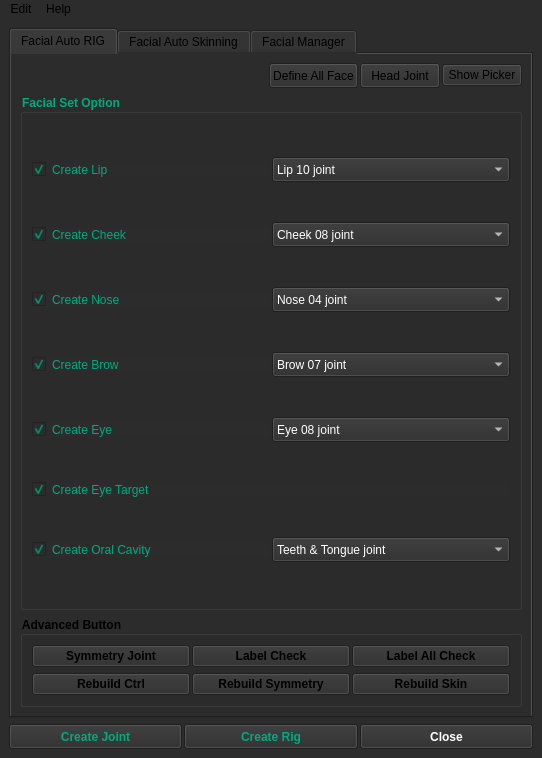
Above: Maya_Modules/Modules/FaceRigger/ui/Facial_Rig.ui from wevet/MAYA_Module before the change. Below: the same form after it.
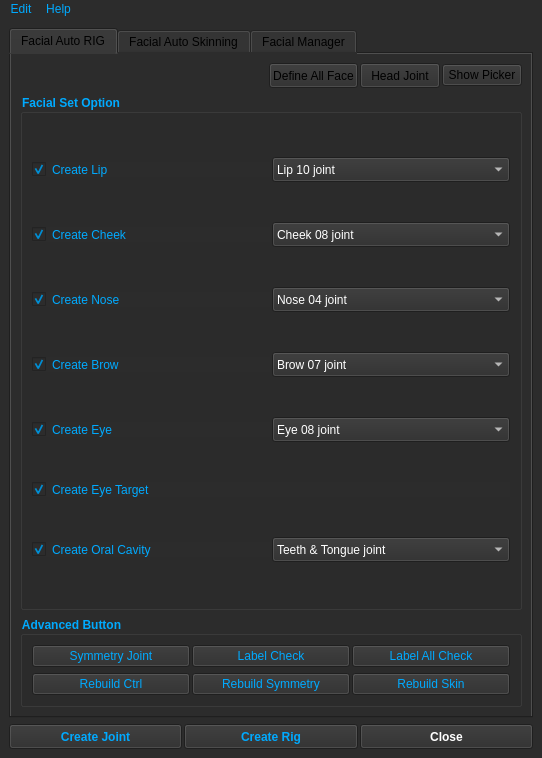
That is the form after the change.

The edit to the form file:
```diff
--- a/Maya_Modules/Modules/FaceRigger/ui/Facial_Rig.ui
+++ b/Maya_Modules/Modules/FaceRigger/ui/Facial_Rig.ui
@@ -151,7 +151,7 @@
                <color alpha="255">
                 <red>0</red>
                 <green>170</green>
-                <blue>127</blue>
+                <blue>255</blue>
                </color>
               </brush>
              </colorrole>
@@ -169,7 +169,7 @@
                <color alpha="255">
                 <red>0</red>
                 <green>170</green>
-                <blue>127</blue>
+                <blue>255</blue>
                </color>
               </brush>
              </colorrole>
@@ -178,7 +178,7 @@
                <color alpha="255">
                 <red>0</red>
                 <green>170</green>
-                <blue>127</blue>
+                <blue>255</blue>
                </color>
               </brush>
              </colorrole>
@@ -216,7 +216,7 @@
                <color alpha="255">
                 <red>0</red>
                 <green>170</green>
-                <blue>127</blue>
+                <blue>255</blue>
                </color>
               </brush>
              </colorrole>
@@ -234,7 +234,7 @@
                <color alpha="255">
                 <red>0</red>
                 <green>170</green>
-                <blue>127</blue>
+                <blue>255</blue>
                </color>
               </brush>
              </colorrole>
@@ -243,7 +243,7 @@
                <color alpha="255">
                 <red>0</red>
                 <green>170</green>
-                <blue>127</blue>
+                <blue>255</blue>
                </color>
               </brush>
              </colorrole>
@@ -281,7 +281,7 @@
                <color alpha="255">
                 <red>0</red>
                 <green>170</green>
-                <blue>127</blue>
+                <blue>255</blue>
                </color>
               </brush>
              </colorrole>
@@ -299,7 +299,7 @@
                <color alpha="255">
                 <red>0</red>
                 <green>170</green>
-                <blue>127</blue>
+                <blue>255</blue>
                </color>
               </brush>
              </colorrole>
@@ -308,7 +308,7 @@
                <color alpha="255">
                 <red>0</red>
                 <green>170</green>
-                <blue>127</blue>
+                <blue>255</blue>
                </color>
               </brush>
              </colorrole>
@@ -349,7 +349,7 @@
            </font>
           </property>
           <property name="styleSheet">
-           <string notr="true">color: rgb(0, 170, 127);
+           <string notr="true">color:rgb(0, 170, 255);
 border-color: rgb(255, 255, 255);
 selection-background-color: rgb(255, 85, 0);</string>
           </property>
@@ -381,7 +381,7 @@
                     <color alpha="255">
                      <red>0</red>
                      <green>170</green>
-                     <blue>127</blue>
+                     <blue>255</blue>
                     </color>
                    </brush>
                   </colorrole>
@@ -399,7 +399,7 @@
                     <color alpha="255">
                      <red>0</red>
                      <green>170</green>
-                     <blue>127</blue>
+                     <blue>255</blue>
                     </color>
                    </brush>
                   </colorrole>
@@ -408,7 +408,7 @@
                     <color alpha="255">
                      <red>0</red>
                      <green>170</green>
-                     <blue>127</blue>
+                     <blue>255</blue>
                     </color>
                    </brush>
                   </colorrole>
@@ -446,7 +446,7 @@
                     <color alpha="255">
                      <red>0</red>
                      <green>170</green>
-                     <blue>127</blue>
+                     <blue>255</blue>
                     </color>
                    </brush>
                   </colorrole>
@@ -464,7 +464,7 @@
                     <color alpha="255">
                      <red>0</red>
                      <green>170</green>
-                     <blue>127</blue>
+                     <blue>255</blue>
                     </color>
                    </brush>
                   </colorrole>
@@ -473,7 +473,7 @@
                     <color alpha="255">
                      <red>0</red>
                      <green>170</green>
-                     <blue>127</blue>
+                     <blue>255</blue>
                     </color>
                    </brush>
                   </colorrole>
@@ -511,7 +511,7 @@
                     <color alpha="255">
                      <red>0</red>
                      <green>170</green>
-                     <blue>127</blue>
+                     <blue>255</blue>
                     </color>
                    </brush>
                   </colorrole>
@@ -529,7 +529,7 @@
                     <color alpha="255">
                      <red>0</red>
                      <green>170</green>
-                     <blue>127</blue>
+                     <blue>255</blue>
                     </color>
                    </brush>
                   </colorrole>
@@ -538,7 +538,7 @@
                     <color alpha="255">
                      <red>0</red>
                      <green>170</green>
-                     <blue>127</blue>
+                     <blue>255</blue>
                     </color>
                    </brush>
                   </colorrole>
@@ -572,8 +572,11 @@
                  </disabled>
                 </palette>
                </property>
+               <property name="autoFillBackground">
+                <bool>false</bool>
+               </property>
                <property name="styleSheet">
-                <string notr="true">selection-background-color: rgb(255, 85, 0);</string>
+                <string notr="true">color:rgb(0, 170, 255);</string>
                </property>
                <property name="text">
                 <string>Create Lip</string>
@@ -650,7 +653,7 @@
                     <color alpha="255">
                      <red>0</red>
                      <green>170</green>
-                     <blue>127</blue>
+                     <blue>255</blue>
                     </color>
                    </brush>
                   </colorrole>
@@ -668,7 +671,7 @@
                     <color alpha="255">
                      <red>0</red>
                      <green>170</green>
-                     <blue>127</blue>
+                     <blue>255</blue>
                     </color>
                    </brush>
                   </colorrole>
@@ -677,7 +680,7 @@
                     <color alpha="255">
                      <red>0</red>
                      <green>170</green>
-                     <blue>127</blue>
+                     <blue>255</blue>
                     </color>
                    </brush>
                   </colorrole>
@@ -715,7 +718,7 @@
                     <color alpha="255">
                      <red>0</red>
                      <green>170</green>
-                     <blue>127</blue>
+                     <blue>255</blue>
                     </color>
                    </brush>
                   </colorrole>
@@ -733,7 +736,7 @@
                     <color alpha="255">
                      <red>0</red>
                      <green>170</green>
-                     <blue>127</blue>
+                     <blue>255</blue>
                     </color>
                    </brush>
                   </colorrole>
@@ -742,7 +745,7 @@
                     <color alpha="255">
                      <red>0</red>
                      <green>170</green>
-                     <blue>127</blue>
+                     <blue>255</blue>
                     </color>
                    </brush>
                   </colorrole>
@@ -780,7 +783,7 @@
                     <color alpha="255">
                      <red>0</red>
                      <green>170</green>
-                     <blue>127</blue>
+                     <blue>255</blue>
                     </color>
                    </brush>
                   </colorrole>
@@ -798,7 +801,7 @@
                     <color alpha="255">
                      <red>0</red>
                      <green>170</green>
-                     <blue>127</blue>
+                     <blue>255</blue>
                     </color>
                    </brush>
                   </colorrole>
@@ -807,7 +810,7 @@
                     <color alpha="255">
                      <red>0</red>
                      <green>170</green>
-                     <blue>127</blue>
+                     <blue>255</blue>
                     </color>
                    </brush>
                   </colorrole>
@@ -842,7 +845,7 @@
                 </palette>
                </property>
                <property name="styleSheet">
-                <string notr="true">selection-background-color: rgb(255, 85, 0);</string>
+                <string notr="true">color:rgb(0, 170, 255);</string>
                </property>
                <property name="text">
                 <string>Create Cheek</string>
@@ -893,7 +896,7 @@
              <item>
               <widget class="QCheckBox" name="NoseCheckBox">
                <property name="styleSheet">
-                <string notr="true">selection-background-color: rgb(255, 85, 0);</string>
+                <string notr="true">color:rgb(0, 170, 255);</string>
                </property>
                <property name="text">
                 <string>Create Nose</string>
@@ -949,7 +952,7 @@
              <item>
               <widget class="QCheckBox" name="BrowCheckBox">
                <property name="styleSheet">
-                <string notr="true">selection-background-color: rgb(255, 85, 0);</string>
+                <string notr="true">color:rgb(0, 170, 255);</string>
                </property>
                <property name="text">
                 <string>Create Brow</string>
@@ -1010,7 +1013,7 @@
              <item>
               <widget class="QCheckBox" name="EyeCheckBox">
                <property name="styleSheet">
-                <string notr="true">selection-background-color: rgb(255, 85, 0);</string>
+                <string notr="true">color:rgb(0, 170, 255);</string>
                </property>
                <property name="text">
                 <string>Create Eye</string>
@@ -1066,7 +1069,7 @@
              <item>
               <widget class="QCheckBox" name="EyeTargetCheckBox">
                <property name="styleSheet">
-                <string notr="true">selection-background-color: rgb(255, 85, 0);</string>
+                <string notr="true">color:rgb(0, 170, 255);</string>
                </property>
                <property name="text">
                 <string>Create Eye Target</string>
@@ -1089,7 +1092,7 @@
                 <bool>true</bool>
                </property>
                <property name="styleSheet">
-                <string notr="true">selection-background-color: rgb(255, 85, 0);</string>
+                <string notr="true">color:rgb(0, 170, 255);</string>
                </property>
                <property name="text">
                 <string>Create Oral Cavity</string>
@@ -1155,6 +1158,9 @@
             <bold>true</bold>
            </font>
           </property>
+          <property name="styleSheet">
+           <string notr="true">color:rgb(0, 170, 255);</string>
+          </property>
           <property name="title">
            <string>Advanced Button</string>
           </property>
@@ -2118,7 +2124,7 @@
          </font>
         </property>
         <property name="styleSheet">
-         <string notr="true">color: rgb(0, 170, 127);</string>
+         <string notr="true">color: rgb(0, 170, 255);</string>
         </property>
         <property name="text">
          <string>Create Joint</string>
@@ -2140,7 +2146,7 @@
          </font>
         </property>
         <property name="styleSheet">
-         <string notr="true">color: rgb(0, 170, 127);</string>
+         <string notr="true">color: rgb(0, 170, 255);</string>
         </property>
         <property name="text">
          <string>Create Rig</string>
@@ -2179,9 +2185,12 @@
      <x>0</x>
      <y>0</y>
      <width>542</width>
-     <height>26</height>
+     <height>21</height>
     </rect>
    </property>
+   <property name="styleSheet">
+    <string notr="true">color:rgb(0, 170, 255);</string>
+   </property>
    <widget class="QMenu" name="menuEdit">
     <property name="title">
      <string>Edit</string>
```
Left out of the diff: 23 changed lines with no effect on the pictures.
